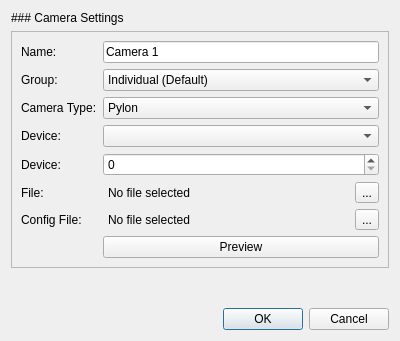
Above: ui/CameraEditDialog.ui from ETHZ-INS/Flow3R before the change. Below: the same form after it.
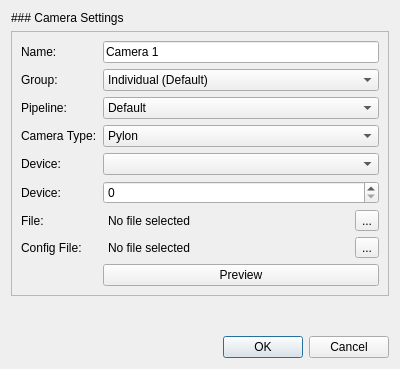
That is the form after the change. Icons and pictures are not drawn.

Commit message: Many pipelines, pose estimation presets, event log

Patch:
```diff
--- a/ui/CameraEditDialog.ui
+++ b/ui/CameraEditDialog.ui
@@ -7,7 +7,7 @@
     <x>0</x>
     <y>0</y>
     <width>400</width>
-    <height>341</height>
+    <height>369</height>
    </rect>
   </property>
   <property name="windowTitle">
@@ -69,14 +69,14 @@
         </item>
        </widget>
       </item>
-      <item row="2" column="0">
+      <item row="3" column="0">
        <widget class="QLabel" name="label_3">
         <property name="text">
          <string>Camera Type:</string>
         </property>
        </widget>
       </item>
-      <item row="2" column="1">
+      <item row="3" column="1">
        <widget class="QComboBox" name="dpd_camera_type">
         <item>
          <property name="text">
@@ -90,34 +90,34 @@
         </item>
        </widget>
       </item>
-      <item row="3" column="0">
+      <item row="4" column="0">
        <widget class="QLabel" name="lbl_dpd_pylon_device">
         <property name="text">
          <string>Device:</string>
         </property>
        </widget>
       </item>
-      <item row="3" column="1">
+      <item row="4" column="1">
        <widget class="QComboBox" name="dpd_pylon_device"/>
       </item>
-      <item row="4" column="0">
+      <item row="5" column="0">
        <widget class="QLabel" name="lbl_spn_webcam_device">
         <property name="text">
          <string>Device:</string>
         </property>
        </widget>
       </item>
-      <item row="4" column="1">
+      <item row="5" column="1">
        <widget class="QSpinBox" name="spn_webcam_device"/>
       </item>
-      <item row="5" column="0">
+      <item row="6" column="0">
        <widget class="QLabel" name="lbl_frm_video_file">
         <property name="text">
          <string>File:</string>
         </property>
        </widget>
       </item>
-      <item row="5" column="1">
+      <item row="6" column="1">
        <widget class="QFrame" name="frm_video_file">
         <property name="frameShape">
          <enum>QFrame::NoFrame</enum>
@@ -164,14 +164,14 @@
         </layout>
        </widget>
       </item>
-      <item row="6" column="0">
+      <item row="7" column="0">
        <widget class="QLabel" name="label_5">
         <property name="text">
          <string>Config File:</string>
         </property>
        </widget>
       </item>
-      <item row="6" column="1">
+      <item row="7" column="1">
        <widget class="QFrame" name="frm_pylon_config_file">
         <property name="frameShape">
          <enum>QFrame::NoFrame</enum>
@@ -218,13 +218,29 @@
         </layout>
        </widget>
       </item>
-      <item row="7" column="1">
+      <item row="8" column="1">
        <widget class="QPushButton" name="btn_test_camera">
         <property name="text">
          <string>Preview</string>
         </property>
        </widget>
       </item>
+      <item row="2" column="0">
+       <widget class="QLabel" name="label_6">
+        <property name="text">
+         <string>Pipeline:</string>
+        </property>
+       </widget>
+      </item>
+      <item row="2" column="1">
+       <widget class="QComboBox" name="dpd_pipeline">
+        <item>
+         <property name="text">
+          <string>Default</string>
+         </property>
+        </item>
+       </widget>
+      </item>
      </layout>
     </widget>
    </item>
```
Left out of the diff: 6 changed lines with no effect on the pictures. The commit also changes 40 other files.
